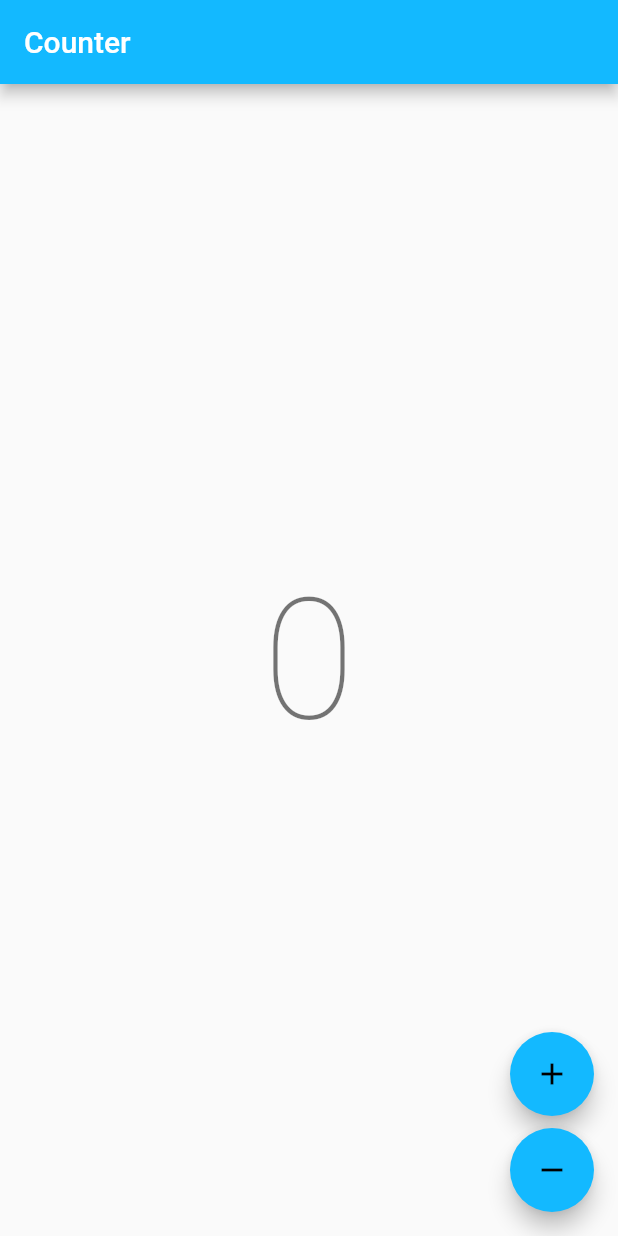
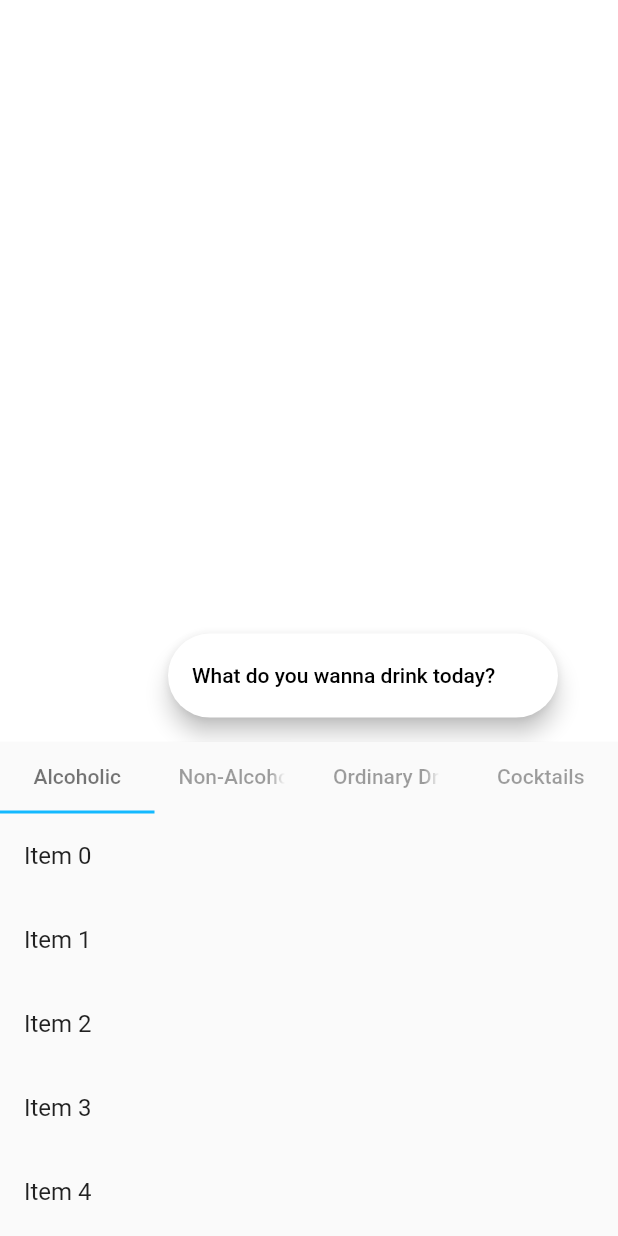
Before and after one commit to adityadroid/tipsy-trove, a Flutter app: the screen it shows after launch, on a phone screen of 412 x 824 dp. Run offline on Flutter 3.47's test engine with Material 2 defaults, Android fonts, the phone set to English and light mode, and no system bars; our stand-ins replace bloc; generated files the repository leaves out were written again.

Commit message:
basic home page ui

```diff
--- a/lib/app/view/app.dart
+++ b/lib/app/view/app.dart
@@ -1,5 +1,5 @@
 import 'package:flutter/material.dart';
-import 'package:tipsy_trove/counter/counter.dart';
+import 'package:tipsy_trove/home/view/view.dart';
 import 'package:tipsy_trove/l10n/l10n.dart';
 
 class App extends StatelessWidget {
@@ -13,10 +13,14 @@ class App extends StatelessWidget {
         colorScheme: ColorScheme.fromSwatch(
           accentColor: const Color(0xFF13B9FF),
         ),
+        tabBarTheme: const TabBarTheme(
+          labelColor: Colors.black54,
+          unselectedLabelColor: Colors.black38,
+        ),
       ),
       localizationsDelegates: AppLocalizations.localizationsDelegates,
       supportedLocales: AppLocalizations.supportedLocales,
-      home: const CounterPage(),
+      home: const HomePage(),
     );
   }
 }
--- a/lib/counter/counter.dart
+++ /dev/null
@@ -1,2 +0,0 @@
-export 'cubit/counter_cubit.dart';
-export 'view/counter_page.dart';
--- a/lib/counter/cubit/counter_cubit.dart
+++ /dev/null
@@ -1,8 +0,0 @@
-import 'package:bloc/bloc.dart';
-
-class CounterCubit extends Cubit<int> {
-  CounterCubit() : super(0);
-
-  void increment() => emit(state + 1);
-  void decrement() => emit(state - 1);
-}
--- a/lib/counter/view/counter_page.dart
+++ /dev/null
@@ -1,55 +0,0 @@
-import 'package:flutter/material.dart';
-import 'package:flutter_bloc/flutter_bloc.dart';
-import 'package:tipsy_trove/counter/counter.dart';
-import 'package:tipsy_trove/l10n/l10n.dart';
-
-class CounterPage extends StatelessWidget {
-  const CounterPage({super.key});
-
-  @override
-  Widget build(BuildContext context) {
-    return BlocProvider(
-      create: (_) => CounterCubit(),
-      child: const CounterView(),
-    );
-  }
-}
-
-class CounterView extends StatelessWidget {
-  const CounterView({super.key});
-
-  @override
-  Widget build(BuildContext context) {
-    final l10n = context.l10n;
-    return Scaffold(
-      appBar: AppBar(title: Text(l10n.counterAppBarTitle)),
-      body: const Center(child: CounterText()),
-      floatingActionButton: Column(
-        mainAxisAlignment: MainAxisAlignment.end,
-        crossAxisAlignment: CrossAxisAlignment.end,
-        children: [
-          FloatingActionButton(
-            onPressed: () => context.read<CounterCubit>().increment(),
-            child: const Icon(Icons.add),
-          ),
-          const SizedBox(height: 8),
-          FloatingActionButton(
-            onPressed: () => context.read<CounterCubit>().decrement(),
-            child: const Icon(Icons.remove),
-          ),
-        ],
-      ),
-    );
-  }
-}
-
-class CounterText extends StatelessWidget {
-  const CounterText({super.key});
-
-  @override
-  Widget build(BuildContext context) {
-    final theme = Theme.of(context);
-    final count = context.select((CounterCubit cubit) => cubit.state);
-    return Text('$count', style: theme.textTheme.displayLarge);
-  }
-}
--- /dev/null
+++ b/lib/home/view/drinks_list_widget.dart
@@ -0,0 +1,16 @@
+import 'package:flutter/material.dart';
+import 'package:tipsy_trove/utils/drink_type.dart';
+
+class DrinksListWidget extends StatelessWidget {
+  const DrinksListWidget({required this.drinkType, super.key});
+
+  final DrinkType drinkType;
+
+  @override
+  Widget build(BuildContext context) {
+    return ListView.builder(
+      itemCount: 20,
+      itemBuilder: (context, index) => ListTile(title: Text('Item $index')),
+    );
+  }
+}
--- /dev/null
+++ b/lib/home/view/home_page.dart
@@ -0,0 +1,18 @@
+import 'package:flutter/material.dart';
+import 'package:tipsy_trove/home/view/bottom_widget.dart';
+import 'package:tipsy_trove/home/view/search_widget.dart';
+
+class HomePage extends StatelessWidget {
+  const HomePage({super.key});
+  @override
+  Widget build(BuildContext context) {
+    return const Scaffold(
+      body: CustomScrollView(
+        slivers: [
+          SearchWidget(),
+          BottomWidget(),
+        ],
+      ),
+    );
+  }
+}
--- /dev/null
+++ b/lib/home/view/view.dart
@@ -0,0 +1 @@
+export 'home_page.dart';
--- a/lib/l10n/arb/app_en.arb
+++ b/lib/l10n/arb/app_en.arb
@@ -1,7 +1,27 @@
 {
     "@@locale": "en",
-    "counterAppBarTitle": "Counter",
-    "@counterAppBarTitle": {
-        "description": "Text shown in the AppBar of the Counter Page"
+    "appName": "Tipsy Trove",
+    "@appName": {
+        "description":  "Name of the app"
+    },
+    "homeSearchBarHint": "What do you wanna drink today?",
+    "@homeSearchBarHint": {
+        "description": "Hint text shown in the search bar"
+    },
+    "alcoholicLabel":"Alcoholic",
+    "@alcoholicLabel": {
+        "description": "Title for Alcoholic drinks tab"
+    },
+    "nonAlcoholicLabel":"Non-Alcoholic",
+    "@nonAlcoholicLabel": {
+        "description": "Title for Non-Alcoholic drinks tab"
+    },
+    "cocktailsLabel":"Cocktails",
+    "@cocktailsLabel": {
+        "description": "Title for Cocktails tab"
+    },
+    "ordinaryDrinksLabel":"Ordinary Drinks",
+    "@ordinaryDrinksLabel": {
+        "description": "Title for Ordinary Drinks tab"
     }
 }
--- /dev/null
+++ b/lib/utils/drink_type.dart
@@ -0,0 +1,37 @@
+import 'package:flutter/material.dart';
+import 'package:tipsy_trove/l10n/l10n.dart';
+
+enum DrinkType {
+  alcoholic,
+  nonAlcoholic,
+  ordinary,
+  cocktail,
+}
+
+extension DrinkTypeExtension on DrinkType {
+  String get key {
+    switch (this) {
+      case DrinkType.alcoholic:
+        return 'Alcoholic';
+      case DrinkType.nonAlcoholic:
+        return 'Non_Alcoholic';
+      case DrinkType.ordinary:
+        return 'Ordinary_Drink';
+      case DrinkType.cocktail:
+        return 'Cocktail';
+    }
+  }
+
+  String title(BuildContext context) {
+    switch (this) {
+      case DrinkType.alcoholic:
+        return context.l10n.alcoholicLabel;
+      case DrinkType.nonAlcoholic:
+        return context.l10n.nonAlcoholicLabel;
+      case DrinkType.ordinary:
+        return context.l10n.ordinaryDrinksLabel;
+      case DrinkType.cocktail:
+        return context.l10n.cocktailsLabel;
+    }
+  }
+}
```
Also changed, not shown: lib/home/view/bottom_widget.dart (added, +35 -0 lines), lib/home/view/search_widget.dart (added, +28 -0 lines), lib/utils/context_extensions.dart (added, +7 -0 lines).
